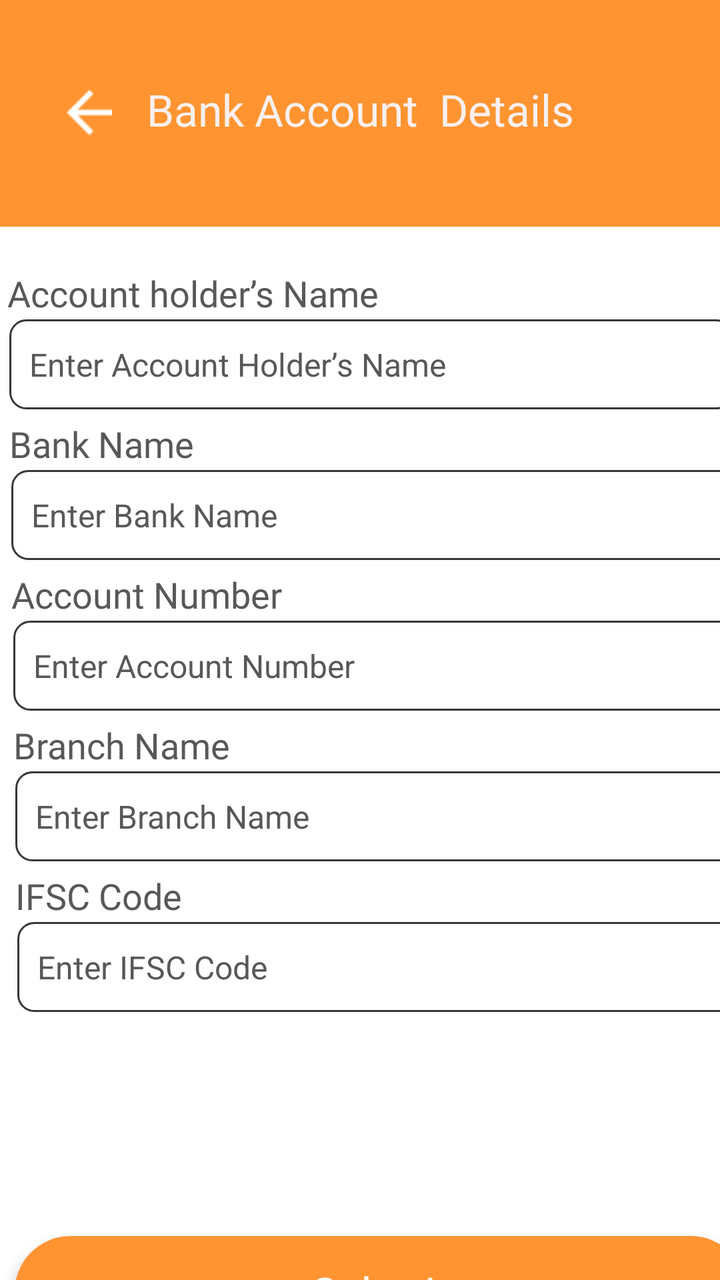
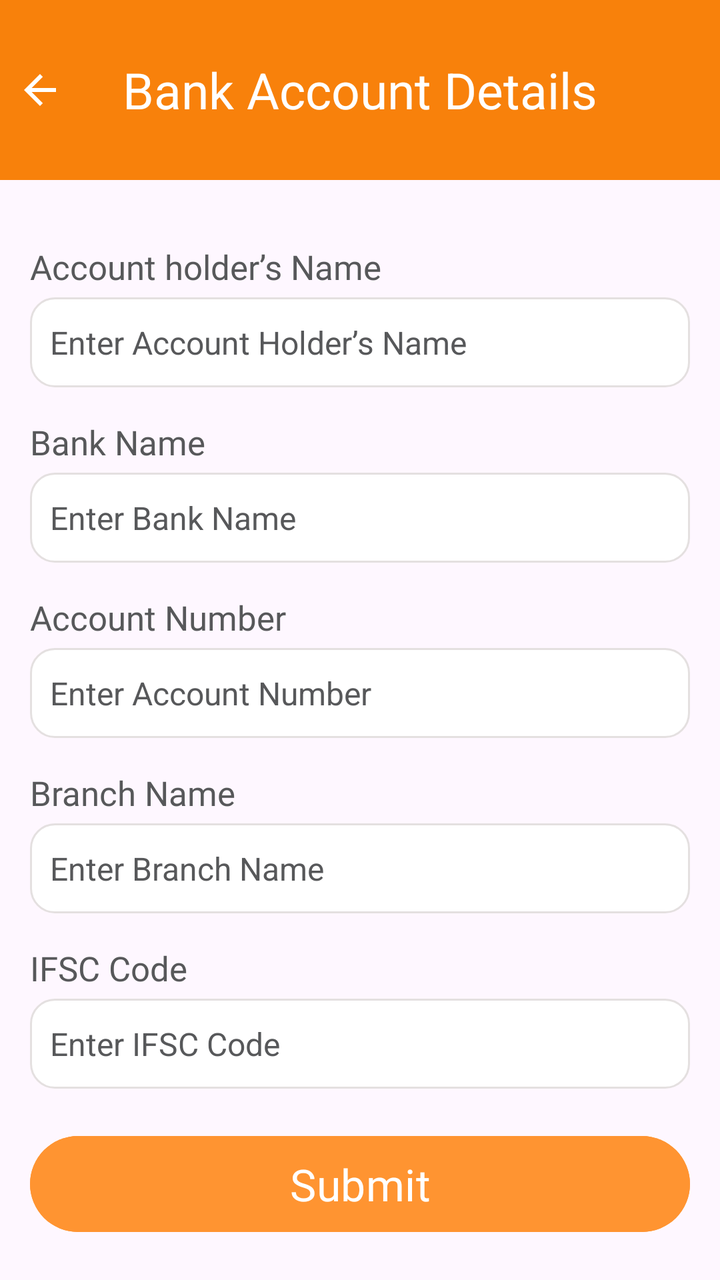

Screens rendered from an Android XML layout before and after an edit, with the pre-edit source and the edit as a unified diff.
<!-- AndroidManifest.xml: application theme Theme.B2CDeliveryApp -->
<!-- res/layout/activity_bank_account_details.xml -->
<?xml version="1.0" encoding="utf-8"?>
<androidx.constraintlayout.widget.ConstraintLayout xmlns:android="http://schemas.android.com/apk/res/android"
    xmlns:app="http://schemas.android.com/apk/res-auto"
    xmlns:tools="http://schemas.android.com/tools"
    android:id="@+id/bankDetails"
    android:background="@drawable/details"
    android:layout_width="match_parent"
    android:layout_height="match_parent"
    tools:context=".BankAccountDetails">
    <ImageView
        android:id="@+id/backArrowBank"
        android:layout_width="24dp"
        android:layout_height="24dp"
        android:layout_marginStart="32dp"
        android:layout_marginTop="44dp"
        android:contentDescription="Back Arrow"
        android:src="@drawable/back_arrow"
        app:layout_constraintStart_toStartOf="parent"
        app:layout_constraintTop_toTopOf="parent" />

    <TextView
        android:id="@+id/bankDetailsMainTitle"
        android:layout_width="wrap_content"
        android:layout_height="wrap_content"
        android:layout_marginTop="40dp"
        android:fontFamily="@font/poppins_semibold"
        android:text="Bank Account  Details"
        android:textColor="#F8F0F0"
        android:textSize="22sp"
        app:layout_constraintEnd_toEndOf="parent"
        app:layout_constraintStart_toStartOf="parent"
        app:layout_constraintTop_toTopOf="parent" />

    <TextView
        android:id="@+id/accountHolderName"
        android:layout_width="wrap_content"
        android:layout_height="wrap_content"
        android:layout_marginStart="-70dp"
        android:layout_marginTop="65dp"
        android:fontFamily="@font/istok_web"
        android:text="Account holder’s Name"
        android:textColor="@color/dark_gray"
        android:textSize="18sp"
        app:layout_constraintStart_toStartOf="@+id/bankDetailsMainTitle"
        app:layout_constraintTop_toBottomOf="@+id/bankDetailsMainTitle" />

    <EditText
        android:id="@+id/accountHolderNameInput"
        android:layout_width="362dp"
        android:layout_height="45dp"
        android:layout_below="@id/accountHolderName"
        android:layout_margin="1dp"
        android:background="@drawable/rounded_edittext_border"
        android:drawablePadding="0dp"
        android:hint="Enter Account Holder’s Name"
        android:padding="10dp"
        android:textColor="@color/black"
        android:textColorHint="@color/dark_gray"
        android:textSize="16sp"
        app:layout_constraintStart_toStartOf="@+id/accountHolderName"
        app:layout_constraintTop_toBottomOf="@+id/accountHolderName" />

    <TextView
        android:id="@+id/bankName"
        android:layout_width="wrap_content"
        android:layout_height="wrap_content"
        android:layout_marginTop="5dp"
        android:fontFamily="@font/istok_web"
        android:text="Bank Name"
        android:textColor="@color/dark_gray"
        android:textSize="18sp"
        app:layout_constraintStart_toStartOf="@+id/accountHolderNameInput"
        app:layout_constraintTop_toBottomOf="@+id/accountHolderNameInput" />

    <EditText
        android:id="@+id/bankNameInput"
        android:layout_width="362dp"
        android:layout_height="45dp"
        android:layout_below="@id/accountHolderName"
        android:layout_margin="1dp"
        android:layout_marginStart="76dp"
        android:background="@drawable/rounded_edittext_border"
        android:drawablePadding="0dp"
        android:hint="Enter Bank Name"
        android:padding="10dp"
        android:textColor="@color/black"
        android:textColorHint="@color/dark_gray"
        android:textSize="16sp"
        app:layout_constraintStart_toStartOf="@+id/bankName"
        app:layout_constraintTop_toBottomOf="@+id/bankName" />

    <TextView
        android:id="@+id/accountNumber"
        android:layout_width="wrap_content"
        android:layout_height="wrap_content"
        android:layout_marginTop="5dp"
        android:fontFamily="@font/istok_web"
        android:text="Account Number"
        android:textColor="@color/dark_gray"
        android:textSize="18sp"
        app:layout_constraintStart_toStartOf="@+id/bankNameInput"
        app:layout_constraintTop_toBottomOf="@+id/bankNameInput" />

    <EditText
        android:id="@+id/accountNumberInput"
        android:layout_width="362dp"
        android:layout_height="45dp"
        android:layout_below="@id/accountNumber"
        android:layout_margin="1dp"
        android:layout_marginStart="76dp"
        android:background="@drawable/rounded_edittext_border"
        android:drawablePadding="0dp"
        android:hint="Enter Account Number"
        android:padding="10dp"
        android:textColor="@color/black"
        android:textColorHint="@color/dark_gray"
        android:textSize="16sp"
        app:layout_constraintStart_toStartOf="@+id/accountNumber"
        app:layout_constraintTop_toBottomOf="@+id/accountNumber" />

    <TextView
        android:id="@+id/branchName"
        android:layout_width="wrap_content"
        android:layout_height="wrap_content"
        android:layout_marginTop="5dp"
        android:fontFamily="@font/istok_web"
        android:text="Branch Name"
        android:textColor="@color/dark_gray"
        android:textSize="18sp"
        app:layout_constraintStart_toStartOf="@+id/accountNumberInput"
        app:layout_constraintTop_toBottomOf="@+id/accountNumberInput" />

    <EditText
        android:id="@+id/branchNameInput"
        android:layout_width="362dp"
        android:layout_height="45dp"
        android:layout_below="@id/branchName"
        android:layout_margin="1dp"
        android:layout_marginStart="76dp"
        android:background="@drawable/rounded_edittext_border"
        android:drawablePadding="0dp"
        android:hint="Enter Branch Name"
        android:padding="10dp"
        android:textColor="@color/black"
        android:textColorHint="@color/dark_gray"
        android:textSize="16sp"
        app:layout_constraintStart_toStartOf="@+id/branchName"
        app:layout_constraintTop_toBottomOf="@+id/branchName" />

    <TextView
        android:id="@+id/ifscCode"
        android:layout_width="wrap_content"
        android:layout_height="wrap_content"
        android:layout_marginTop="5dp"
        android:fontFamily="@font/istok_web"
        android:text="IFSC Code"
        android:textColor="@color/dark_gray"
        android:textSize="18sp"
        app:layout_constraintStart_toStartOf="@+id/branchNameInput"
        app:layout_constraintTop_toBottomOf="@+id/branchNameInput" />

    <EditText
        android:id="@+id/ifscCodeInput"
        android:layout_width="362dp"
        android:layout_height="45dp"
        android:layout_below="@id/ifscCode"
        android:layout_margin="1dp"
        android:layout_marginStart="76dp"
        android:background="@drawable/rounded_edittext_border"
        android:drawablePadding="0dp"
        android:hint="Enter IFSC Code"
        android:padding="10dp"
        android:textColor="@color/black"
        android:textColorHint="@color/dark_gray"
        android:textSize="16sp"
        app:layout_constraintStart_toStartOf="@+id/ifscCode"
        app:layout_constraintTop_toBottomOf="@+id/ifscCode" />

    <TextView
        android:id="@+id/submitButtonBankDoc"
        android:layout_width="366dp"
        android:layout_height="56dp"
        android:layout_marginTop="112dp"
        android:background="@drawable/orange_button_background"
        android:backgroundTint="@null"
        android:elevation="4dp"
        android:fontFamily="@font/istok_web_bold"
        android:padding="12dp"
        android:text="Submit"
        android:textColor="#FFFFFF"
        android:textColorLink="#FF5722"
        android:textSize="22sp"
        android:gravity="center"
        app:layout_constraintEnd_toEndOf="@+id/ifscCodeInput"
        app:layout_constraintHorizontal_bias="0.416"
        app:layout_constraintStart_toStartOf="@+id/ifscCodeInput"
        app:layout_constraintTop_toBottomOf="@+id/ifscCodeInput" />


</androidx.constraintlayout.widget.ConstraintLayout>
<!-- resources referenced by this layout -->
<resources>
  <color name="black">#FF000000</color>
  <color name="dark_gray">#57585A</color>
  <!-- drawable back_arrow: png bitmap (drawable, 206 bytes) -->
  <!-- drawable details: png bitmap (drawable, 14120 bytes) -->
  <!-- drawable orange_button_background (drawable) -->
  <shape xmlns:android="http://schemas.android.com/apk/res/android">
      <solid android:color="#FF9431" /> 
      <corners android:radius="50dp" /> 
  </shape>
  <!-- drawable rounded_edittext_border (drawable) -->
  <?xml version="1.0" encoding="utf-8"?>
  <shape xmlns:android="http://schemas.android.com/apk/res/android">
      <solid android:color="#FFFFFF" />
      <corners android:radius="8dp" />
      <stroke android:width="1dp" android:color="#383838" />
  </shape>
  <style name="Theme.B2CDeliveryApp" parent="Base.Theme.B2CDeliveryApp">
          <item name="android:windowTranslucentStatus">true</item>
          <item name="android:statusBarColor">@android:color/transparent</item>
      </style>
  <style name="Base.Theme.B2CDeliveryApp" parent="Theme.Material3.Light.NoActionBar">
          
          
      </style>
</resources>

<!-- the commit's change to res/layout/activity_bank_account_details.xml (unified diff, before → after) -->
@@ -1,200 +1,190 @@
 <?xml version="1.0" encoding="utf-8"?>
-<androidx.constraintlayout.widget.ConstraintLayout xmlns:android="http://schemas.android.com/apk/res/android"
+<androidx.constraintlayout.widget.ConstraintLayout
+    xmlns:android="http://schemas.android.com/apk/res/android"
     xmlns:app="http://schemas.android.com/apk/res-auto"
     xmlns:tools="http://schemas.android.com/tools"
     android:id="@+id/bankDetails"
-    android:background="@drawable/details"
     android:layout_width="match_parent"
     android:layout_height="match_parent"
     tools:context=".BankAccountDetails">
-    <ImageView
-        android:id="@+id/backArrowBank"
-        android:layout_width="24dp"
-        android:layout_height="24dp"
-        android:layout_marginStart="32dp"
-        android:layout_marginTop="44dp"
-        android:contentDescription="Back Arrow"
-        android:src="@drawable/back_arrow"
-        app:layout_constraintStart_toStartOf="parent"
-        app:layout_constraintTop_toTopOf="parent" />
 
-    <TextView
-        android:id="@+id/bankDetailsMainTitle"
-        android:layout_width="wrap_content"
+    <FrameLayout
+        android:id="@+id/frameLayout4"
+        android:layout_width="match_parent"
         android:layout_height="wrap_content"
-        android:layout_marginTop="40dp"
-        android:fontFamily="@font/poppins_semibold"
-        android:text="Bank Account  Details"
-        android:textColor="#F8F0F0"
-        android:textSize="22sp"
-        app:layout_constraintEnd_toEndOf="parent"
-        app:layout_constraintStart_toStartOf="parent"
-        app:layout_constraintTop_toTopOf="parent" />
-
-    <TextView
-        android:id="@+id/accountHolderName"
-        android:layout_width="wrap_content"
-        android:layout_height="wrap_content"
-        android:layout_marginStart="-70dp"
-        android:layout_marginTop="65dp"
-        android:fontFamily="@font/istok_web"
-        android:text="Account holder’s Name"
-        android:textColor="@color/dark_gray"
-        android:textSize="18sp"
-        app:layout_constraintStart_toStartOf="@+id/bankDetailsMainTitle"
-        app:layout_constraintTop_toBottomOf="@+id/bankDetailsMainTitle" />
-
-    <EditText
-        android:id="@+id/accountHolderNameInput"
-        android:layout_width="362dp"
-        android:layout_height="45dp"
-        android:layout_below="@id/accountHolderName"
-        android:layout_margin="1dp"
-        android:background="@drawable/rounded_edittext_border"
-        android:drawablePadding="0dp"
-        android:hint="Enter Account Holder’s Name"
-        android:padding="10dp"
-        android:textColor="@color/black"
-        android:textColorHint="@color/dark_gray"
-        android:textSize="16sp"
-        app:layout_constraintStart_toStartOf="@+id/accountHolderName"
-        app:layout_constraintTop_toBottomOf="@+id/accountHolderName" />
-
-    <TextView
-        android:id="@+id/bankName"
-        android:layout_width="wrap_content"
-        android:layout_height="wrap_content"
-        android:layout_marginTop="5dp"
-        android:fontFamily="@font/istok_web"
-        android:text="Bank Name"
-        android:textColor="@color/dark_gray"
-        android:textSize="18sp"
-        app:layout_constraintStart_toStartOf="@+id/accountHolderNameInput"
-        app:layout_constraintTop_toBottomOf="@+id/accountHolderNameInput" />
-
-    <EditText
-        android:id="@+id/bankNameInput"
-        android:layout_width="362dp"
-        android:layout_height="45dp"
-        android:layout_below="@id/accountHolderName"
-        android:layout_margin="1dp"
-        android:layout_marginStart="76dp"
-        android:background="@drawable/rounded_edittext_border"
-        android:drawablePadding="0dp"
-        android:hint="Enter Bank Name"
-        android:padding="10dp"
-        android:textColor="@color/black"
-        android:textColorHint="@color/dark_gray"
-        android:textSize="16sp"
-        app:layout_constraintStart_toStartOf="@+id/bankName"
-        app:layout_constraintTop_toBottomOf="@+id/bankName" />
-
-    <TextView
-        android:id="@+id/accountNumber"
-        android:layout_width="wrap_content"
-        android:layout_height="wrap_content"
-        android:layout_marginTop="5dp"
-        android:fontFamily="@font/istok_web"
-        android:text="Account Number"
-        android:textColor="@color/dark_gray"
-        android:textSize="18sp"
-        app:layout_constraintStart_toStartOf="@+id/bankNameInput"
-        app:layout_constraintTop_toBottomOf="@+id/bankNameInput" />
-
-    <EditText
-        android:id="@+id/accountNumberInput"
-        android:layout_width="362dp"
-        android:layout_height="45dp"
-        android:layout_below="@id/accountNumber"
-        android:layout_margin="1dp"
-        android:layout_marginStart="76dp"
-        android:background="@drawable/rounded_edittext_border"
-        android:drawablePadding="0dp"
-        android:hint="Enter Account Number"
-        android:padding="10dp"
-        android:textColor="@color/black"
-        android:textColorHint="@color/dark_gray"
-        android:textSize="16sp"
-        app:layout_constraintStart_toStartOf="@+id/accountNumber"
-        app:layout_constraintTop_toBottomOf="@+id/accountNumber" />
-
-    <TextView
-        android:id="@+id/branchName"
-        android:layout_width="wrap_content"
-        android:layout_height="wrap_content"
-        android:layout_marginTop="5dp"
-        android:fontFamily="@font/istok_web"
-        android:text="Branch Name"
-        android:textColor="@color/dark_gray"
-        android:textSize="18sp"
-        app:layout_constraintStart_toStartOf="@+id/accountNumberInput"
-        app:layout_constraintTop_toBottomOf="@+id/accountNumberInput" />
-
-    <EditText
-        android:id="@+id/branchNameInput"
-        android:layout_width="362dp"
-        android:layout_height="45dp"
-        android:layout_below="@id/branchName"
-        android:layout_margin="1dp"
-        android:layout_marginStart="76dp"
-        android:background="@drawable/rounded_edittext_border"
-        android:drawablePadding="0dp"
-        android:hint="Enter Branch Name"
-        android:padding="10dp"
-        android:textColor="@color/black"
-        android:textColorHint="@color/dark_gray"
-        android:textSize="16sp"
-        app:layout_constraintStart_toStartOf="@+id/branchName"
-        app:layout_constraintTop_toBottomOf="@+id/branchName" />
-
-    <TextView
-        android:id="@+id/ifscCode"
-        android:layout_width="wrap_content"
-        android:layout_height="wrap_content"
-        android:layout_marginTop="5dp"
-        android:fontFamily="@font/istok_web"
-        android:text="IFSC Code"
-        android:textColor="@color/dark_gray"
-        android:textSize="18sp"
-        app:layout_constraintStart_toStartOf="@+id/branchNameInput"
-        app:layout_constraintTop_toBottomOf="@+id/branchNameInput" />
-
-    <EditText
-        android:id="@+id/ifscCodeInput"
-        android:layout_width="362dp"
-        android:layout_height="45dp"
-        android:layout_below="@id/ifscCode"
-        android:layout_margin="1dp"
-        android:layout_marginStart="76dp"
-        android:background="@drawable/rounded_edittext_border"
-        android:drawablePadding="0dp"
-        android:hint="Enter IFSC Code"
-        android:padding="10dp"
-        android:textColor="@color/black"
-        android:textColorHint="@color/dark_gray"
-        android:textSize="16sp"
-        app:layout_constraintStart_toStartOf="@+id/ifscCode"
-        app:layout_constraintTop_toBottomOf="@+id/ifscCode" />
-
-    <TextView
-        android:id="@+id/submitButtonBankDoc"
-        android:layout_width="366dp"
-        android:layout_height="56dp"
-        android:layout_marginTop="112dp"
-        android:background="@drawable/orange_button_background"
-        android:backgroundTint="@null"
-        android:elevation="4dp"
-        android:fontFamily="@font/istok_web_bold"
-        android:padding="12dp"
-        android:text="Submit"
-        android:textColor="#FFFFFF"
-        android:textColorLink="#FF5722"
-        android:textSize="22sp"
-        android:gravity="center"
-        app:layout_constraintEnd_toEndOf="@+id/ifscCodeInput"
-        app:layout_constraintHorizontal_bias="0.416"
-        app:layout_constraintStart_toStartOf="@+id/ifscCodeInput"
-        app:layout_constraintTop_toBottomOf="@+id/ifscCodeInput" />
+        android:background="@color/appThemeColor"
+        android:paddingVertical="25dp"
+        tools:ignore="MissingConstraints">
 
 
+        <ImageView
+            android:id="@+id/backArrowBank"
+            android:layout_width="wrap_content"
+            android:layout_height="wrap_content"
+            android:layout_gravity="start|center_vertical"
+            android:contentDescription="Back"
+            android:onClick="onBackPressed"
+            android:padding="8dp"
+            android:scaleType="center"
+            android:src="@drawable/baseline_arrow_back_black"
+            app:tint="@color/white" />
+
+
+        <TextView
+            android:id="@+id/titleText"
+            android:layout_width="wrap_content"
+            android:layout_height="wrap_content"
+            android:layout_gravity="center"
+            android:text="Bank Account Details"
+            android:textColor="@android:color/white"
+            android:textSize="25sp"
+            android:textStyle="normal" />
+    </FrameLayout>
+
+    <LinearLayout
+        android:id="@+id/inputContainer"
+        android:layout_width="match_parent"
+        android:layout_height="wrap_content"
+        android:layout_marginHorizontal="15dp"
+        android:layout_marginTop="16dp"
+        android:orientation="vertical"
+        app:layout_constraintEnd_toEndOf="parent"
+        app:layout_constraintHorizontal_bias="0.4"
+        app:layout_constraintStart_toStartOf="parent"
+        app:layout_constraintTop_toBottomOf="@+id/frameLayout4">
+
+        <TextView
+            android:id="@+id/accountHolderName"
+            android:layout_width="wrap_content"
+            android:layout_height="wrap_content"
+            android:layout_marginTop="16dp"
+            android:fontFamily="@font/istok_web"
+            android:text="Account holder’s Name"
+            android:textColor="@color/dark_gray"
+            android:textSize="17sp" />
+
+        <EditText
+            android:id="@+id/accountHolderNameInput"
+            android:layout_width="match_parent"
+            android:layout_height="45dp"
+            android:layout_marginTop="4dp"
+            android:background="@drawable/rounded_background_with_border"
+            android:hint="Enter Account Holder’s Name"
+            android:padding="10dp"
+            android:textColor="@color/black"
+            android:textColorHint="@color/dark_gray"
+            android:textSize="16sp" />
+
+        <TextView
+            android:id="@+id/bankName"
+            android:layout_width="wrap_content"
+            android:layout_height="wrap_content"
+            android:layout_marginTop="16dp"
+            android:fontFamily="@font/istok_web"
+            android:text="Bank Name"
+            android:textColor="@color/dark_gray"
+            android:textSize="17sp" />
+
+        <EditText
+            android:id="@+id/bankNameInput"
+            android:layout_width="match_parent"
+            android:layout_height="45dp"
+            android:layout_marginTop="4dp"
+            android:background="@drawable/rounded_background_with_border"
+            android:hint="Enter Bank Name"
+            android:padding="10dp"
+            android:textColor="@color/black"
+            android:textColorHint="@color/dark_gray"
+            android:textSize="16sp" />
+
+        <TextView
+            android:id="@+id/accountNumber"
+            android:layout_width="wrap_content"
+            android:layout_height="wrap_content"
+            android:layout_marginTop="16dp"
+            android:fontFamily="@font/istok_web"
+            android:text="Account Number"
+            android:textColor="@color/dark_gray"
+            android:textSize="17sp" />
+
+        <EditText
+            android:id="@+id/accountNumberInput"
+            android:layout_width="match_parent"
+            android:layout_height="45dp"
+            android:layout_marginTop="4dp"
+            android:background="@drawable/rounded_background_with_border"
+            android:hint="Enter Account Number"
+            android:padding="10dp"
+            android:textColor="@color/black"
+            android:textColorHint="@color/dark_gray"
+            android:textSize="16sp" />
+
+        <TextView
+            android:id="@+id/branchName"
+            android:layout_width="wrap_content"
+            android:layout_height="wrap_content"
+            android:layout_marginTop="16dp"
+            android:fontFamily="@font/istok_web"
+            android:text="Branch Name"
+            android:textColor="@color/dark_gray"
+            android:textSize="17sp" />
+
+        <EditText
+            android:id="@+id/branchNameInput"
+            android:layout_width="match_parent"
+            android:layout_height="45dp"
+            android:layout_marginTop="4dp"
+            android:background="@drawable/rounded_background_with_border"
+            android:hint="Enter Branch Name"
+            android:padding="10dp"
+            android:textColor="@color/black"
+            android:textColorHint="@color/dark_gray"
+            android:textSize="16sp" />
+
+        <TextView
+            android:id="@+id/ifscCode"
+            android:layout_width="wrap_content"
+            android:layout_height="wrap_content"
+            android:layout_marginTop="16dp"
+            android:fontFamily="@font/istok_web"
+            android:text="IFSC Code"
+            android:textColor="@color/dark_gray"
+            android:textSize="17sp" />
+
+        <EditText
+            android:id="@+id/ifscCodeInput"
+            android:layout_width="match_parent"
+            android:layout_height="45dp"
+            android:layout_marginTop="4dp"
+            android:background="@drawable/rounded_background_with_border"
+            android:hint="Enter IFSC Code"
+            android:padding="10dp"
+            android:textColor="@color/black"
+            android:textColorHint="@color/dark_gray"
+            android:textSize="16sp" />
+
+    </LinearLayout>
+
+    <RelativeLayout
+        android:layout_width="match_parent"
+        android:layout_height="match_parent">
+
+        
+
+        <Button
+            android:id="@+id/submitButtonBankDoc"
+            android:layout_width="match_parent"
+            android:layout_height="56dp"
+            android:layout_alignParentBottom="true"
+            android:layout_marginHorizontal="15dp"
+            android:layout_marginBottom="20dp"
+            android:backgroundTint="@color/orange"
+            android:fontFamily="@font/istok_web_bold"
+            android:gravity="center"
+            android:text="Submit"
+            android:textColor="#FFFFFF"
+            android:textSize="22sp" />
+
+    </RelativeLayout>
+
 </androidx.constraintlayout.widget.ConstraintLayout>
<!-- resource entries referenced after the edit -->
@@ -1,25 +1,36 @@
 <!-- resources referenced by this layout -->
 <resources>
+  <color name="appThemeColor">#F8810B</color>
   <color name="black">#FF000000</color>
   <color name="dark_gray">#57585A</color>
-  <!-- drawable back_arrow: png bitmap (drawable, 206 bytes) -->
-  <!-- drawable details: png bitmap (drawable, 14120 bytes) -->
-  <!-- drawable orange_button_background (drawable) -->
-  <shape xmlns:android="http://schemas.android.com/apk/res/android">
-      <solid android:color="#FF9431" /> 
-      <corners android:radius="50dp" /> 
-  </shape>
-  <!-- drawable rounded_edittext_border (drawable) -->
+  <color name="orange">#FF9431</color>
+  <color name="white">#FFFFFFFF</color>
+  <!-- drawable baseline_arrow_back_black (drawable) -->
+  <vector xmlns:android="http://schemas.android.com/apk/res/android"
+      android:autoMirrored="true"
+      android:height="24dp"
+      android:viewportHeight="24"
+      android:viewportWidth="24"
+      android:width="24dp">
+  
+      <path
+          android:fillColor="?attr/colorControlNormal"
+          android:pathData="M20,11H7.83l5.59,-5.59L12,4l-8,8 8,8 1.41,-1.41L7.83,13H20v-2z" />
+  </vector>
+  <!-- drawable rounded_background_with_border (drawable) -->
   <?xml version="1.0" encoding="utf-8"?>
   <shape xmlns:android="http://schemas.android.com/apk/res/android">
-      <solid android:color="#FFFFFF" />
-      <corners android:radius="8dp" />
-      <stroke android:width="1dp" android:color="#383838" />
+      <solid android:color="@color/white" />
+      <corners android:radius="12dp" />
+      <stroke
+          android:color="@color/grey"
+      android:width="1dp" />
   </shape>
   <style name="Theme.B2CDeliveryApp" parent="Base.Theme.B2CDeliveryApp">
           <item name="android:windowTranslucentStatus">true</item>
           <item name="android:statusBarColor">@android:color/transparent</item>
       </style>
+  <color name="grey">#E4E0E0</color>
   <style name="Base.Theme.B2CDeliveryApp" parent="Theme.Material3.Light.NoActionBar">
           
           
